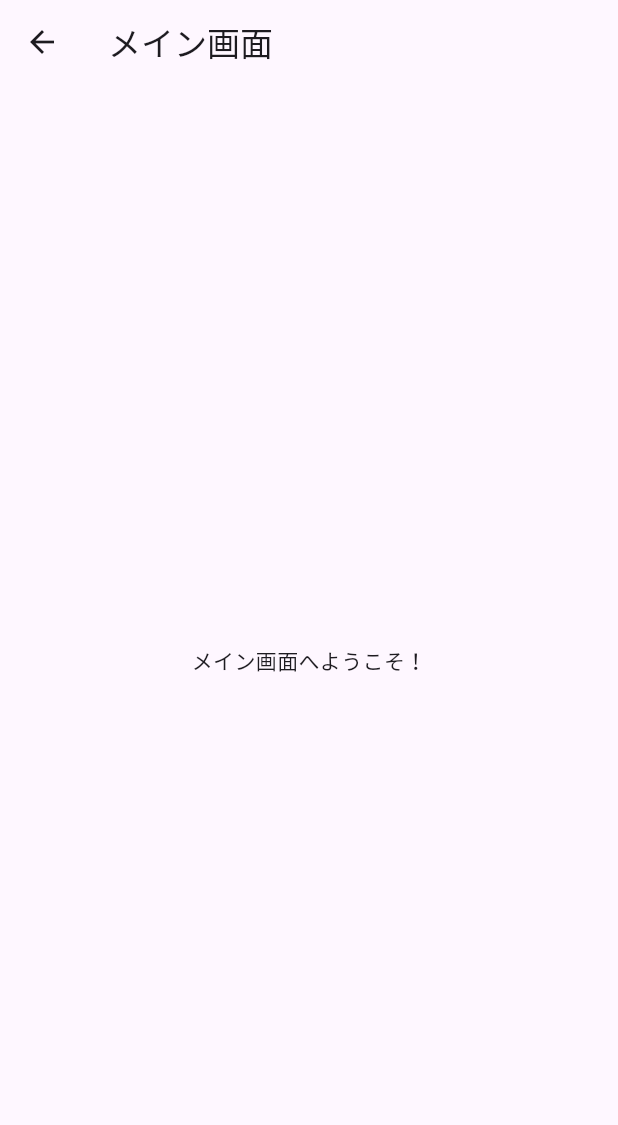
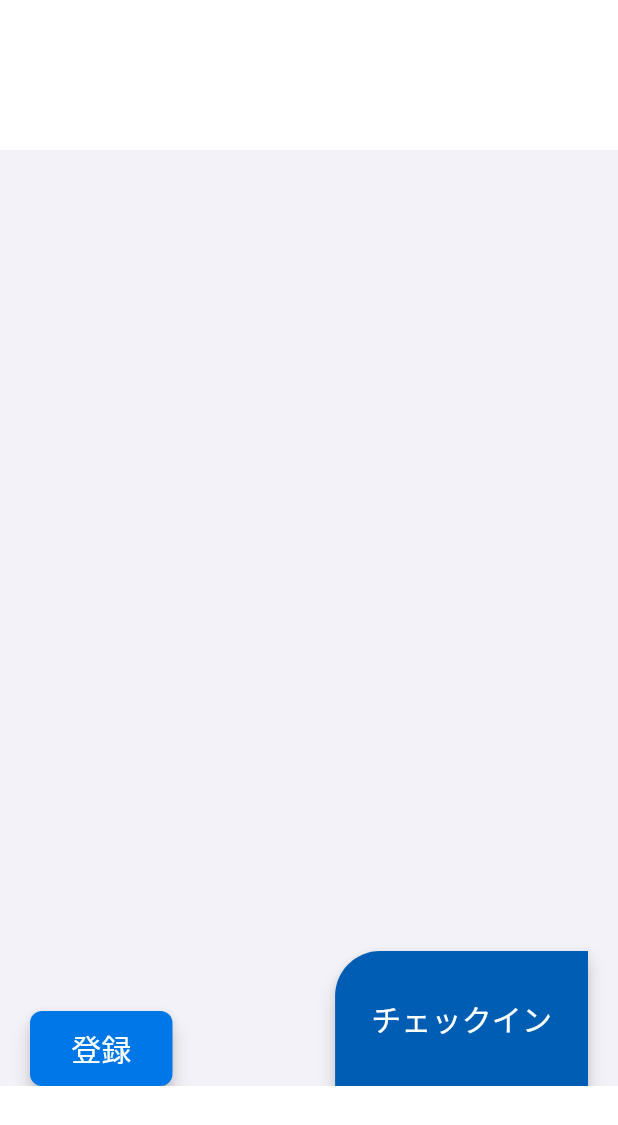
Before and after one commit to GradProjectHub/Seicheese-Flutter, a Flutter app: the MainScreen screen opened directly, on a phone screen of 412 x 824 dp. Shown: the top 1125 px of the screen. Run offline on Flutter 3.47's test engine with Material 3 defaults, Android fonts, the phone set to English and light mode, and no system bars.

Commit message:
メイン画面作成

```diff
--- a/lib/screens/main_screen.dart
+++ b/lib/screens/main_screen.dart
@@ -1,14 +1,110 @@
 import 'package:flutter/material.dart';
 
-class MainScreen extends StatelessWidget {
+void main() {
+  runApp(MyApp());
+}
+
+class MyApp extends StatelessWidget {
+  @override
+  Widget build(BuildContext context) {
+    return MaterialApp(
+      title: 'Flutter App',
+      theme: ThemeData(
+        primarySwatch: Colors.blue,
+      ),
+      home: MainScreen(),
+    );
+  }
+}
+
+class MainScreen extends StatefulWidget {
+  @override
+  _MainScreenState createState() => _MainScreenState();
+}
+
+class _MainScreenState extends State<MainScreen> {
+  bool showCancel = false;
+
+  // 登録ボタンの切り替え
+  void toggleButton() {
+    setState(() {
+      showCancel = !showCancel;
+    });
+  }
+
   @override
   Widget build(BuildContext context) {
     return Scaffold(
-      appBar: AppBar(
-        title: const Text('メイン画面'),
-      ),
-      body: const Center(
-        child: Text('メイン画面へようこそ！'),
+      backgroundColor: Color(0xFFF3F2F8),
+      body: Column(
+        children: [
+          // ヘッダーの白いボックス
+          Container(
+            height: 100,
+            color: Colors.white,
+          ),
+          Expanded(
+            child: Stack(
+              children: [
+                // 登録ボタン（左下）
+                Positioned(
+                  bottom: 0, // ボタンを画面の下部に配置
+                  left: 20,
+                  child: ElevatedButton(
+                    onPressed: toggleButton,
+                    child: Text(
+                      showCancel ? 'キャンセル' : '登録',
+                      style: TextStyle(
+                        fontSize: 20, // 文字を大きく
+                        color: Colors.white, // 文字色を白に設定
+                      ),
+                    ),
+                    style: ElevatedButton.styleFrom(
+                      backgroundColor: Color(0xFF0077E6), // 登録ボタンの色
+                      minimumSize: Size(95, 50),
+                      shape: RoundedRectangleBorder(
+                        borderRadius: BorderRadius.circular(8), // 角を少し丸く
+                      ),
+                      elevation: 5, // 影を付けて見やすく
+                    ),
+                  ),
+                ),
+                // チェックインボタン（右下）
+                Positioned(
+                  bottom: 0, // ボタンを画面の下部に配置
+                  right: 20,
+                  child: ElevatedButton(
+                    onPressed: () {
+                      // サブスクリーンへの遷移処理を実装
+                    },
+                    child: Text(
+                      'チェックイン',
+                      style: TextStyle(
+                        fontSize: 20, // 文字を大きく
+                        color: Colors.white, // 文字色を白に設定
+                      ),
+                    ),
+                    style: ElevatedButton.styleFrom(
+                      backgroundColor: Color(0xFF005DB4), // チェックインボタンの色
+                      minimumSize: Size(120, 90),
+                      shape: RoundedRectangleBorder(
+                        borderRadius: BorderRadius.only(
+                          topLeft: Radius.circular(30),
+                        ),
+                      ),
+                      elevation: 5, // 影を付けて見やすく
+                    ),
+                  ),
+                ),
+              ],
+            ),
+          ),
+          // フッターの白いボックス
+          Container(
+            height: 100,
+            color: Colors.white,
+          ),
+        ],
       ),
     );
   }
```
